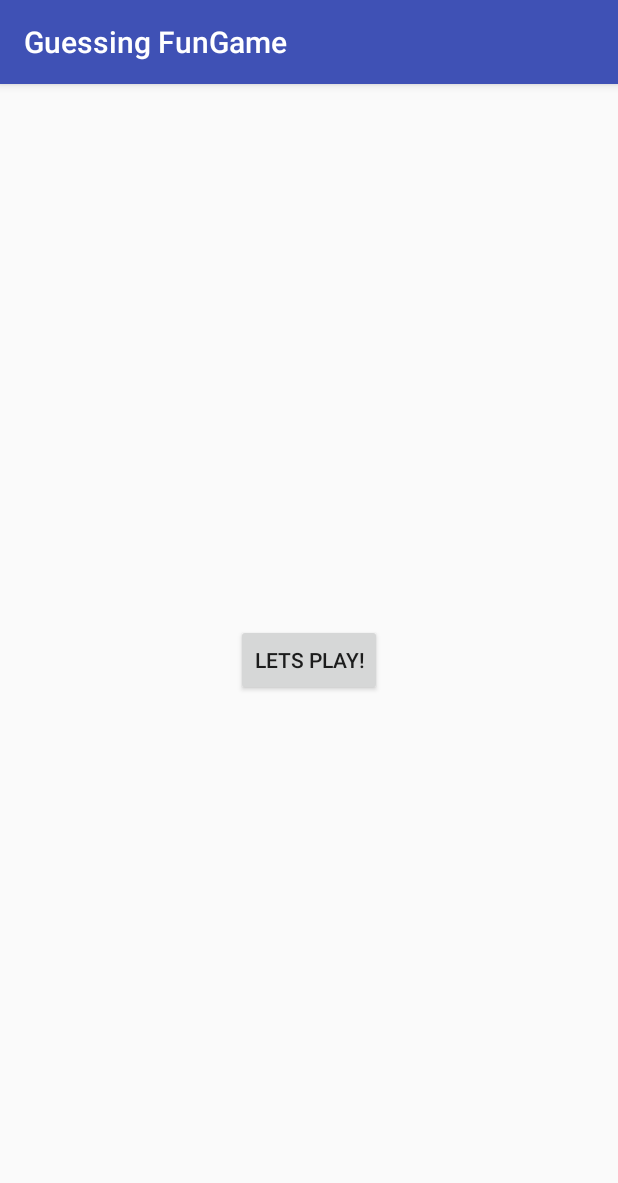
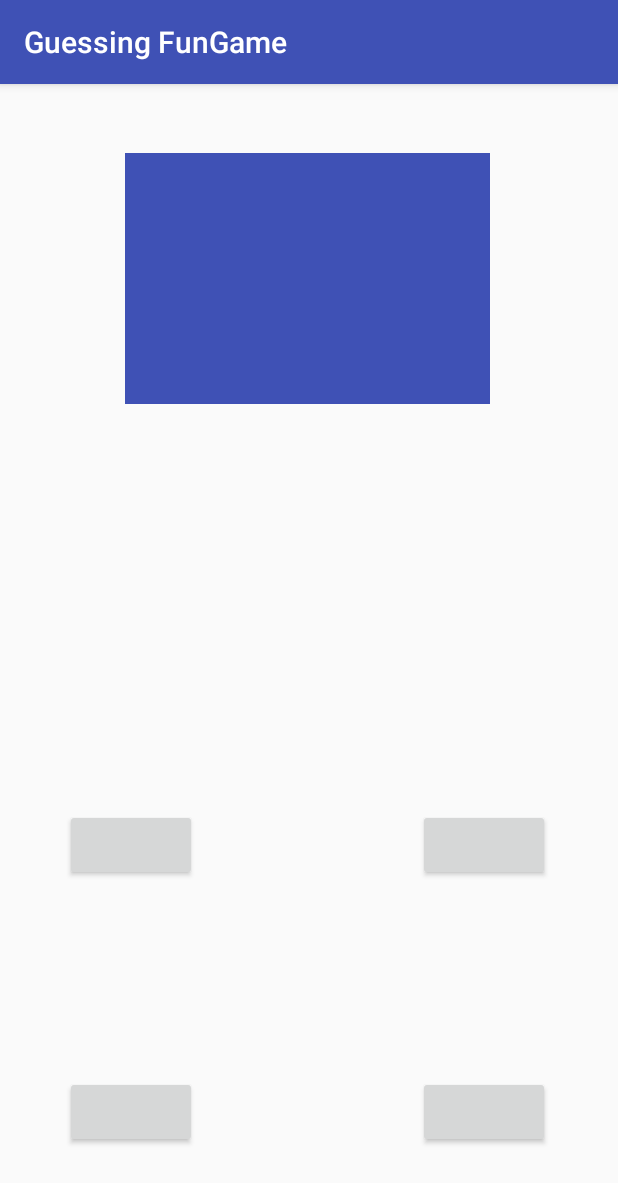
Before and after one commit to qclayton/Guessing-Fun-Game, an Android app: the screen it shows after launch (MainActivity), on a phone screen of 412 x 824 dp. Shown: the top 1183 px of the screen. Run offline under Robolectric (Android 15) with nearby library versions, the phone set to English and light mode, and no system bars.

Commit message:
Create the UI

```diff
--- a/app/src/main/res/layout/activity_main.xml
+++ b/app/src/main/res/layout/activity_main.xml
@@ -5,6 +5,22 @@
     android:layout_width="match_parent"
     android:layout_height="match_parent"
     tools:context=".MainActivity">
+
+    <ImageView
+        android:id="@+id/imageView"
+        android:layout_width="243dp"
+        android:layout_height="167dp"
+        android:layout_marginBottom="8dp"
+        android:layout_marginEnd="8dp"
+        android:layout_marginStart="40dp"
+        android:layout_marginTop="36dp"
+        app:layout_constraintBottom_toBottomOf="parent"
+        app:layout_constraintEnd_toEndOf="parent"
+        app:layout_constraintHorizontal_bias="0.361"
+        app:layout_constraintStart_toStartOf="parent"
+        app:layout_constraintTop_toTopOf="parent"
+        app:layout_constraintVertical_bias="0.018"
+        app:srcCompat="@color/colorPrimary" />
 
     <Button
         android:id="@+id/button"
@@ -14,10 +30,59 @@
         android:layout_marginEnd="8dp"
         android:layout_marginStart="8dp"
         android:layout_marginTop="8dp"
-        android:text="@string/play_button"
+        android:text="@string/Answer_2"
         app:layout_constraintBottom_toBottomOf="parent"
         app:layout_constraintEnd_toEndOf="parent"
+        app:layout_constraintHorizontal_bias="0.878"
         app:layout_constraintStart_toStartOf="parent"
-        app:layout_constraintTop_toTopOf="parent" />
+        app:layout_constraintTop_toTopOf="parent"
+        app:layout_constraintVertical_bias="0.675" />
 
+    <Button
+        android:id="@+id/button2"
+        android:layout_width="wrap_content"
+        android:layout_height="wrap_content"
+        android:layout_marginBottom="8dp"
+        android:layout_marginEnd="8dp"
+        android:layout_marginStart="8dp"
+        android:layout_marginTop="8dp"
+        android:text="@string/Answer_3"
+        app:layout_constraintBottom_toBottomOf="parent"
+        app:layout_constraintEnd_toEndOf="parent"
+        app:layout_constraintHorizontal_bias="0.114"
+        app:layout_constraintStart_toStartOf="parent"
+        app:layout_constraintTop_toTopOf="parent"
+        app:layout_constraintVertical_bias="0.928" />
+
+    <Button
+        android:id="@+id/button4"
+        android:layout_width="wrap_content"
+        android:layout_height="wrap_content"
+        android:layout_marginBottom="8dp"
+        android:layout_marginEnd="8dp"
+        android:layout_marginStart="8dp"
+        android:layout_marginTop="8dp"
+        android:text="@string/Answer_4"
+        app:layout_constraintBottom_toBottomOf="parent"
+        app:layout_constraintEnd_toEndOf="parent"
+        app:layout_constraintHorizontal_bias="0.878"
+        app:layout_constraintStart_toStartOf="parent"
+        app:layout_constraintTop_toTopOf="parent"
+        app:layout_constraintVertical_bias="0.928" />
+
+    <Button
+        android:id="@+id/button3"
+        android:layout_width="wrap_content"
+        android:layout_height="wrap_content"
+        android:layout_marginBottom="8dp"
+        android:layout_marginEnd="8dp"
+        android:layout_marginStart="8dp"
+        android:layout_marginTop="8dp"
+        android:text="@string/Answer_1"
+        app:layout_constraintBottom_toBottomOf="parent"
+        app:layout_constraintEnd_toEndOf="parent"
+        app:layout_constraintHorizontal_bias="0.114"
+        app:layout_constraintStart_toStartOf="parent"
+        app:layout_constraintTop_toTopOf="parent"
+        app:layout_constraintVertical_bias="0.675" />
 </android.support.constraint.ConstraintLayout>
--- a/app/src/main/res/values/strings.xml
+++ b/app/src/main/res/values/strings.xml
@@ -1,4 +1,8 @@
 <resources>
     <string name="app_name">Guessing FunGame</string>
-    <string name="play_button">Lets Play!</string>
+    <string name="Answer_1"></string>
+    <string name="Answer_2"></string>
+    <string name="Answer_3"></string>
+    <string name="Answer_4"></string>
+    <string name="Image_area"></string>
 </resources>
```
